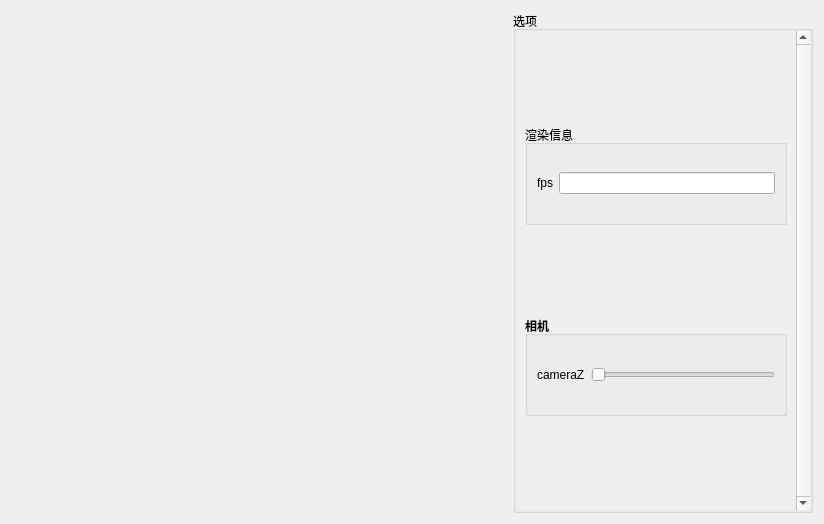
The window that src/UI/mainwidget.ui (Yuanzidan081/SRendererLab) describes before a commit, drawn with Qt 5.
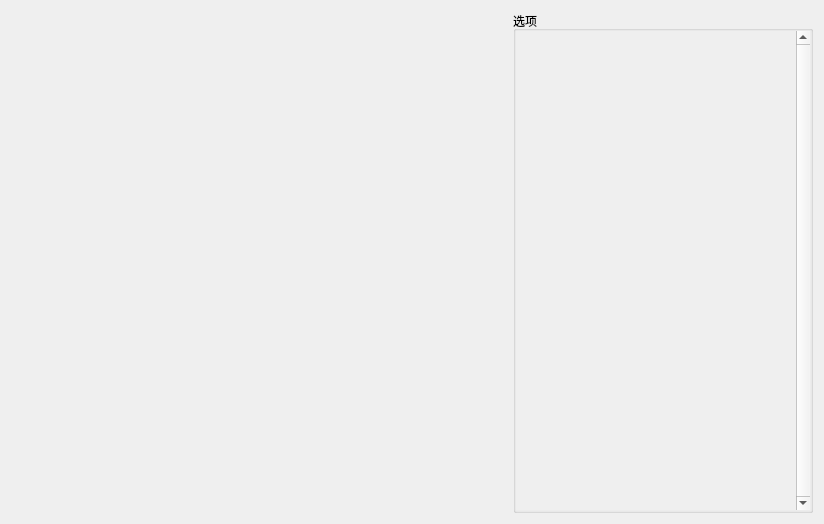
The same window after the commit. Custom widgets are drawn as their Qt base class.

Diff of the .ui file:
```diff
--- a/src/UI/mainwidget.ui
+++ b/src/UI/mainwidget.ui
@@ -82,106 +82,7 @@
              <height>483</height>
             </rect>
            </property>
-           <layout class="QVBoxLayout" name="verticalLayout">
-            <item>
-             <widget class="QGroupBox" name="groupBox_renderMsg">
-              <property name="sizePolicy">
-               <sizepolicy hsizetype="Preferred" vsizetype="Preferred">
-                <horstretch>0</horstretch>
-                <verstretch>0</verstretch>
-               </sizepolicy>
-              </property>
-              <property name="maximumSize">
-               <size>
-                <width>16777215</width>
-                <height>100</height>
-               </size>
-              </property>
-              <property name="title">
-               <string>渲染信息</string>
-              </property>
-              <layout class="QHBoxLayout" name="horizontalLayout">
-               <item>
-                <layout class="QGridLayout" name="gridLayout_renderMsg">
-                 <item row="0" column="0">
-                  <widget class="QLabel" name="label_2">
-                   <property name="text">
-                    <string>fps</string>
-                   </property>
-                  </widget>
-                 </item>
-                 <item row="0" column="1">
-                  <widget class="QLineEdit" name="lineEdit_fps"/>
-                 </item>
-                </layout>
-               </item>
-              </layout>
-             </widget>
-            </item>
-            <item>
-             <widget class="QGroupBox" name="groupBox_2">
-              <property name="minimumSize">
-               <size>
-                <width>0</width>
-                <height>100</height>
-               </size>
-              </property>
-              <property name="maximumSize">
-               <size>
-                <width>16777215</width>
-                <height>100</height>
-               </size>
-              </property>
-              <property name="font">
-               <font>
-                <weight>75</weight>
-                <bold>true</bold>
-               </font>
-              </property>
-              <property name="focusPolicy">
-               <enum>Qt::NoFocus</enum>
-              </property>
-              <property name="title">
-               <string>相机</string>
-              </property>
-              <property name="flat">
-               <bool>false</bool>
-              </property>
-              <layout class="QHBoxLayout" name="horizontalLayout_2">
-               <item>
-                <layout class="QGridLayout" name="gridLayout_3">
-                 <item row="0" column="0">
-                  <widget class="QLabel" name="label">
-                   <property name="font">
-                    <font>
-                     <weight>50</weight>
-                     <bold>false</bold>
-                    </font>
-                   </property>
-                   <property name="text">
-                    <string>cameraZ</string>
-                   </property>
-                  </widget>
-                 </item>
-                 <item row="0" column="1">
-                  <widget class="QSlider" name="horizontalSlider">
-                   <property name="minimum">
-                    <number>3</number>
-                   </property>
-                   <property name="maximum">
-                    <number>10</number>
-                   </property>
-                   <property name="orientation">
-                    <enum>Qt::Horizontal</enum>
-                   </property>
-                  </widget>
-                 </item>
-                </layout>
-               </item>
-              </layout>
-             </widget>
-            </item>
-           </layout>
+           <layout class="QVBoxLayout" name="verticalLayout"/>
           </widget>
          </widget>
         </item>
```
